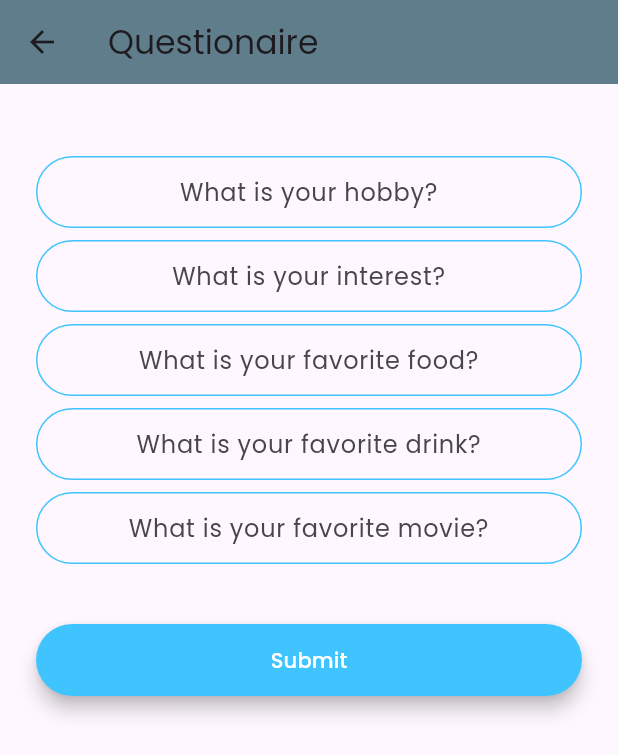
After one commit to MAINSETS/PPAM, a Flutter app: the Questionaire screen opened directly, after a tap on "Submit", on a phone screen of 412 x 824 dp. The commit adds this screen. Shown: the top 755 px of the screen. Run offline on Flutter 3.47's test engine with Material 2 defaults, Android fonts, the phone set to English and light mode, and no system bars; our stand-ins replace animated_text_kit, cloud_firestore, firebase_auth, firebase_core, google_fonts, modal_progress_hud_nsn and 1 more; accounts and stored records are empty.

Commit message:
questionaire kelar

```diff
--- a/lib/screens/chat_screen.dart
+++ b/lib/screens/chat_screen.dart
@@ -10,6 +10,7 @@ final _firestore = FirebaseFirestore.instance;
 late User loggedInUser;
 
 class ChatScreen extends StatefulWidget {
+  const ChatScreen({super.key});
   @override
   _ChatScreenState createState() => _ChatScreenState();
 }
--- /dev/null
+++ b/lib/screens/home.dart
@@ -0,0 +1,55 @@
+import 'package:chat_app/screens/chat_screen.dart';
+import 'package:chat_app/screens/login_screen.dart';
+import 'package:chat_app/screens/questionaire.dart';
+import 'package:chat_app/screens/registration_screen.dart';
+import 'package:chat_app/screens/splash_screen.dart';
+import 'package:chat_app/screens/welcome_screen.dart';
+import 'package:flutter/material.dart';
+import 'package:page_transition/page_transition.dart';
+
+class HomeScreen extends StatefulWidget {
+  const HomeScreen({Key? key}) : super(key: key);
+
+  @override
+  _HomeScreenState createState() => _HomeScreenState();
+}
+
+class _HomeScreenState extends State<HomeScreen> {
+  int _currentIndex = 0;
+  final List<Widget> _children = [
+    const Questionaire(),
+    const ChatScreen(),
+    const SplashScreen(),
+  ];
+
+  @override
+  Widget build(BuildContext context) {
+    return Scaffold(
+      body: _children[_currentIndex],
+      bottomNavigationBar: BottomNavigationBar(
+        onTap: onTabTapped,
+        currentIndex: _currentIndex,
+        items: const [
+          BottomNavigationBarItem(
+            icon: Icon(Icons.question_answer),
+            label: 'Questionaire',
+          ),
+          BottomNavigationBarItem(
+            icon: Icon(Icons.chat),
+            label: 'Global Chat',
+          ),
+          BottomNavigationBarItem(
+            icon: Icon(Icons.logout),
+            label: 'Logout',
+          ),
+        ],
+      ),
+    );
+  }
+
+  void onTabTapped(int index) {
+    setState(() {
+      _currentIndex = index;
+    });
+  }
+}
--- a/lib/screens/login_screen.dart
+++ b/lib/screens/login_screen.dart
@@ -1,4 +1,5 @@
 import 'package:chat_app/screens/chat_screen.dart';
+import 'package:chat_app/screens/home.dart';
 import 'package:chat_app/screens/registration_screen.dart';
 import 'package:flutter/material.dart';
 import 'package:firebase_auth/firebase_auth.dart';
@@ -82,7 +83,7 @@ class _LoginScreenState extends State<LoginScreen> {
                       if (user != null) {
                         Navigator.push(context,
                             MaterialPageRoute(builder: (context) {
-                          return ChatScreen();
+                          return HomeScreen();
                         }));
                       }
                       setState(() {
--- /dev/null
+++ b/lib/screens/questionaire.dart
@@ -0,0 +1,237 @@
+//buat fitur questionaire hobi dan minat dan datanya masuk ke database dengan pertanyaan yang sudah ditentukan
+//1. What is your hobby?
+//2. What is your interest?
+//3. What is your favorite food?
+//4. What is your favorite drink?
+//5. What is your favorite movie?
+
+import 'package:flutter/material.dart';
+import 'package:cloud_firestore/cloud_firestore.dart';
+import 'package:firebase_auth/firebase_auth.dart';
+import 'package:firebase_core/firebase_core.dart';
+
+class Questionaire extends StatefulWidget {
+  const Questionaire({Key? key}) : super(key: key);
+  @override
+  _QuestionaireState createState() => _QuestionaireState();
+}
+
+class _QuestionaireState extends State<Questionaire> {
+  final _formKey = GlobalKey<FormState>();
+  final _auth = FirebaseAuth.instance;
+  late User loggedInUser;
+  late String hobby;
+  late String interest;
+  late String food;
+  late String drink;
+  late String movie;
+
+  @override
+  void initState() {
+    super.initState();
+    getCurrentUser();
+  }
+
+  void getCurrentUser() async {
+    try {
+      final user = _auth.currentUser;
+      if (user != null) {
+        loggedInUser = user;
+        print(loggedInUser.email);
+      }
+    } catch (e) {
+      print(e);
+    }
+  }
+
+  @override
+  Widget build(BuildContext context) {
+    return Scaffold(
+      appBar: AppBar(
+        title: const Text('Questionaire'),
+        backgroundColor: Colors.blueGrey,
+      ),
+      body: SingleChildScrollView(
+        child: Padding(
+          padding: const EdgeInsets.symmetric(horizontal: 24.0),
+          child: Form(
+            key: _formKey,
+            child: Column(
+              crossAxisAlignment: CrossAxisAlignment.stretch,
+              children: <Widget>[
+                const SizedBox(
+                  height: 48.0,
+                ),
+                TextFormField(
+                  textAlign: TextAlign.center,
+                  onChanged: (value) {
+                    hobby = value;
+                  },
+                  decoration: const InputDecoration(
+                    hintText: 'What is your hobby?',
+                    contentPadding:
+                        EdgeInsets.symmetric(vertical: 10.0, horizontal: 20.0),
+                    border: OutlineInputBorder(
+                      borderRadius: BorderRadius.all(Radius.circular(32.0)),
+                    ),
+                    enabledBorder: OutlineInputBorder(
+                      borderSide:
+                          BorderSide(color: Colors.lightBlueAccent, width: 1.0),
+                      borderRadius: BorderRadius.all(Radius.circular(32.0)),
+                    ),
+                    focusedBorder: OutlineInputBorder(
+                      borderSide:
+                          BorderSide(color: Colors.lightBlueAccent, width: 2.0),
+                      borderRadius: BorderRadius.all(Radius.circular(32.0)),
+                    ),
+                  ),
+                ),
+                const SizedBox(
+                  height: 8.0,
+                ),
+                TextFormField(
+                  textAlign: TextAlign.center,
+                  onChanged: (value) {
+                    interest = value;
+                  },
+                  decoration: const InputDecoration(
+                    hintText: 'What is your interest?',
+                    contentPadding:
+                        EdgeInsets.symmetric(vertical: 10.0, horizontal: 20.0),
+                    border: OutlineInputBorder(
+                      borderRadius: BorderRadius.all(Radius.circular(32.0)),
+                    ),
+                    enabledBorder: OutlineInputBorder(
+                      borderSide:
+                          BorderSide(color: Colors.lightBlueAccent, width: 1.0),
+                      borderRadius: BorderRadius.all(Radius.circular(32.0)),
+                    ),
+                    focusedBorder: OutlineInputBorder(
+                      borderSide:
+                          BorderSide(color: Colors.lightBlueAccent, width: 2.0),
+                      borderRadius: BorderRadius.all(Radius.circular(32.0)),
+                    ),
+                  ),
+                ),
+                const SizedBox(
+                  height: 8.0,
+                ),
+                TextFormField(
+                  textAlign: TextAlign.center,
+                  onChanged: (value) {
+                    food = value;
+                  },
+                  decoration: const InputDecoration(
+                    hintText: 'What is your favorite food?',
+                    contentPadding:
+                        EdgeInsets.symmetric(vertical: 10.0, horizontal: 20.0),
+                    border: OutlineInputBorder(
+                      borderRadius: BorderRadius.all(Radius.circular(32.0)),
+                    ),
+                    enabledBorder: OutlineInputBorder(
+                      borderSide:
+                          BorderSide(color: Colors.lightBlueAccent, width: 1.0),
+                      borderRadius: BorderRadius.all(Radius.circular(32.0)),
+                    ),
+                    focusedBorder: OutlineInputBorder(
+                      borderSide:
+                          BorderSide(color: Colors.lightBlueAccent, width: 2.0),
+                      borderRadius: BorderRadius.all(Radius.circular(32.0)),
+                    ),
+                  ),
+                ),
+                const SizedBox(
+                  height: 8.0,
+                ),
+                TextFormField(
+                  textAlign: TextAlign.center,
+                  onChanged: (value) {
+                    drink = value;
+                  },
+                  decoration: const InputDecoration(
+                    hintText: 'What is your favorite drink?',
+                    contentPadding:
+                        EdgeInsets.symmetric(vertical: 10.0, horizontal: 20.0),
+                    border: OutlineInputBorder(
+                      borderRadius: BorderRadius.all(Radius.circular(32.0)),
+                    ),
+                    enabledBorder: OutlineInputBorder(
+                      borderSide:
+                          BorderSide(color: Colors.lightBlueAccent, width: 1.0),
+                      borderRadius: BorderRadius.all(Radius.circular(32.0)),
+                    ),
+                    focusedBorder: OutlineInputBorder(
+                      borderSide:
+                          BorderSide(color: Colors.lightBlueAccent, width: 2.0),
+                      borderRadius: BorderRadius.all(Radius.circular(32.0)),
+                    ),
+                  ),
+                ),
+                const SizedBox(
+                  height: 8.0,
+                ),
+                TextFormField(
+                  textAlign: TextAlign.center,
+                  onChanged: (value) {
+                    movie = value;
+                  },
+                  decoration: const InputDecoration(
+                    hintText: 'What is your favorite movie?',
+                    contentPadding:
+                        EdgeInsets.symmetric(vertical: 10.0, horizontal: 20.0),
+                    border: OutlineInputBorder(
+                      borderRadius: BorderRadius.all(Radius.circular(32.0)),
+                    ),
+                    enabledBorder: OutlineInputBorder(
+                      borderSide:
+                          BorderSide(color: Colors.lightBlueAccent, width: 1.0),
+                      borderRadius: BorderRadius.all(Radius.circular(32.0)),
+                    ),
+                    focusedBorder: OutlineInputBorder(
+                      borderSide:
+                          BorderSide(color: Colors.lightBlueAccent, width: 2.0),
+                      borderRadius: BorderRadius.all(Radius.circular(32.0)),
+                    ),
+                  ),
+                ),
+                const SizedBox(
+                  height: 24.0,
+                ),
+                Padding(
+                  padding: const EdgeInsets.symmetric(vertical: 16.0),
+                  child: Material(
+                    color: Colors.lightBlueAccent,
+                    borderRadius: BorderRadius.circular(30.0),
+                    elevation: 5.0,
+                    child: MaterialButton(
+                      onPressed: () {
+                        //Implement login functionality.
+                        FirebaseFirestore.instance
+                            .collection('users')
+                            .doc(loggedInUser.email)
+                            .set({
+                          'hobby': hobby,
+                          'interest': interest,
+                          'food': food,
+                          'drink': drink,
+                          'movie': movie,
+                        });
+                        Navigator.pushNamed(context, 'chat');
+                      },
+                      minWidth: 200.0,
+                      height: 42.0,
+                      child: const Text(
+                        'Submit',
+                        style: TextStyle(color: Colors.white),
+                      ),
+                    ),
+                  ),
+                ),
+              ],
+            ),
+          ),
+        ),
+      ),
+    );
+  }
+}
--- a/lib/screens/registration_screen.dart
+++ b/lib/screens/registration_screen.dart
@@ -1,8 +1,10 @@
 import 'package:chat_app/screens/chat_screen.dart';
+import 'package:chat_app/screens/home.dart';
 import 'package:chat_app/widgets/register_button.dart';
 import 'package:flutter/material.dart';
 import 'package:firebase_auth/firebase_auth.dart';
 import 'package:modal_progress_hud_nsn/modal_progress_hud_nsn.dart';
+
 class RegistrationScreen extends StatefulWidget {
   const RegistrationScreen({super.key});
 
@@ -69,7 +71,7 @@ class _RegistrationScreenState extends State<RegistrationScreen> {
                       if (newUser != null) {
                         Navigator.push(
                           context,
-                          MaterialPageRoute(builder: (context) => ChatScreen()),
+                          MaterialPageRoute(builder: (context) => HomeScreen()),
                         );
                       }
                       setState(() {
--- a/lib/screens/splash_screen.dart
+++ b/lib/screens/splash_screen.dart
@@ -47,6 +47,14 @@ class _SplashScreenState extends State<SplashScreen> {
                   ),
                 ],
               ),
+              const Text(
+                'Distruptive Corp.',
+                style: TextStyle(
+                  fontSize: 10.0,
+                  color: Colors.black,
+                  fontWeight: FontWeight.w600,
+                ),
+              ),
             ],
           ),
         ),
```
Also changed, not shown: 27 other files.
